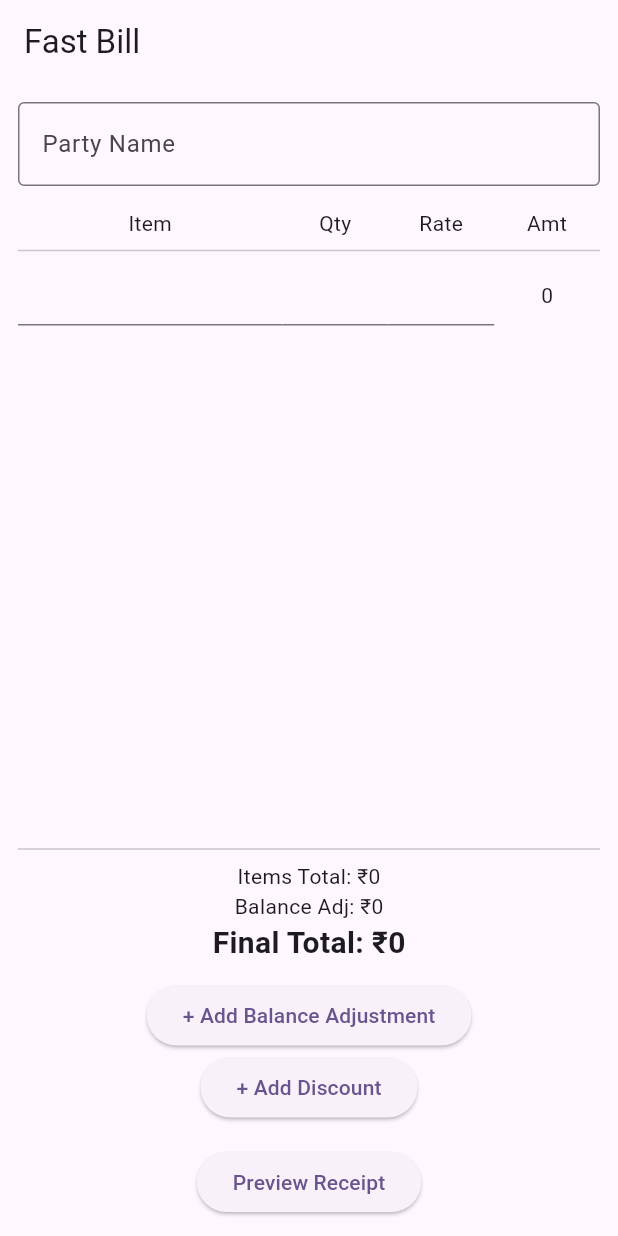
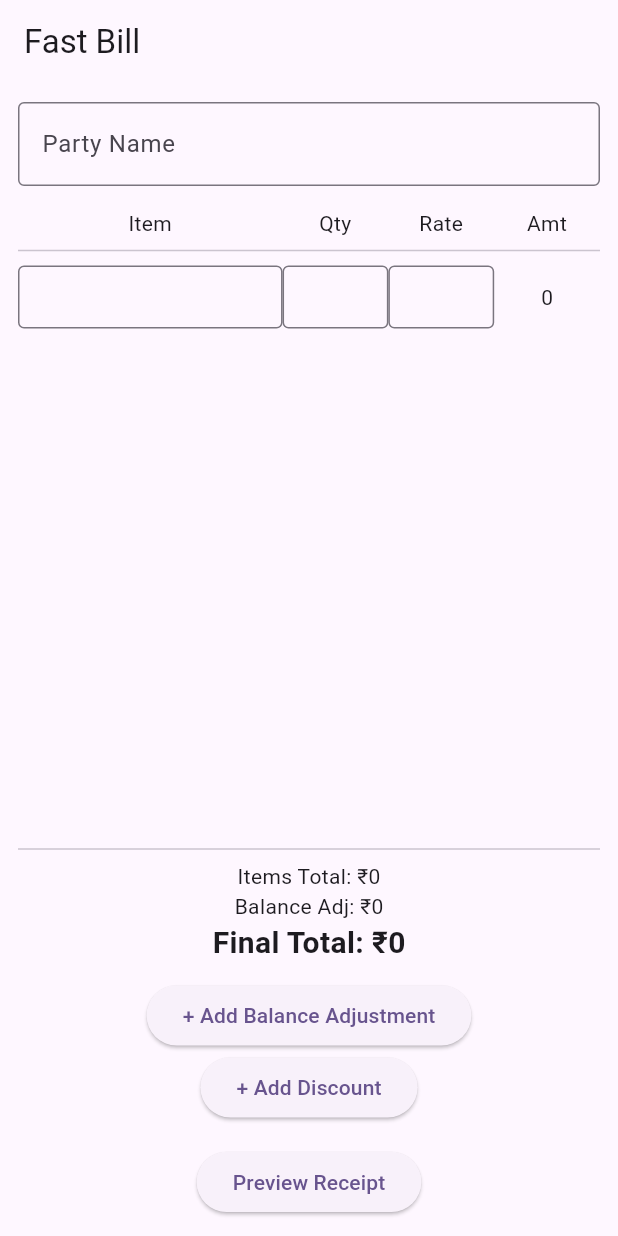
Before and after one commit to sukriti-8/Shopbill, a Flutter app: the FastBillScreen screen opened directly, on a phone screen of 412 x 824 dp. Run offline on Flutter 3.47's test engine with Material 3 defaults, Android fonts, the phone set to English and light mode, and no system bars; our stand-ins replace hive_flutter, shared_preferences; missing offline and left inert: print_bluetooth_thermal; accounts and stored records are empty.

Commit message:
chnaged the layout of fast bill

```diff
--- a/lib/screens/fast_bill_screen.dart
+++ b/lib/screens/fast_bill_screen.dart
@@ -120,14 +120,17 @@ double discountPercent = 0;
 
                         Expanded(
                           flex: 5,
+                          child: SizedBox(
+                            height: 42,
                             child: TextField(
                               focusNode: itemFocusNodes[index],
                               textInputAction: TextInputAction.next,
                               decoration: const InputDecoration(
+                                border: OutlineInputBorder(),
                                 isDense: true,
                                 contentPadding: EdgeInsets.symmetric(
                                   horizontal: 8,
-                                vertical: 8,
+                                  vertical: 10,
                                 ),
                               ),
                               onSubmitted: (_) {
@@ -140,18 +143,22 @@ double discountPercent = 0;
                               },
                             ),
                           ),
+                        ),
 
                         Expanded(
                           flex: 2,
+                          child: SizedBox(
+                            height: 42,
                             child: TextField(
                               focusNode: qtyFocusNodes[index],
                               textInputAction: TextInputAction.next,
                               keyboardType: TextInputType.number,
                               decoration: const InputDecoration(
+                                border: OutlineInputBorder(),
                                 isDense: true,
                                 contentPadding: EdgeInsets.symmetric(
                                   horizontal: 8,
-                                vertical: 8,
+                                  vertical: 10,
                                 ),
                               ),
                               onSubmitted: (_) {
@@ -161,55 +168,61 @@ double discountPercent = 0;
                               },
                               onChanged: (value) {
                                 setState(() {
-                                rows[index].qty =
-                                    int.tryParse(value) ?? 0;
+                                  rows[index].qty = int.tryParse(value) ?? 0;
                                 });
                               },
+                            ),
                           ),
                         ),
 
                         Expanded(
                           flex: 2,
+                          child: SizedBox(
+                            height: 42,
                             child: TextField(
                               focusNode: rateFocusNodes[index],
                               textInputAction: TextInputAction.next,
                               keyboardType: TextInputType.number,
                               decoration: const InputDecoration(
+                                border: OutlineInputBorder(),
                                 isDense: true,
                                 contentPadding: EdgeInsets.symmetric(
                                   horizontal: 8,
-                                vertical: 8,
+                                  vertical: 10,
                                 ),
                               ),
-                            onChanged: (value) {
+                              onSubmitted: (_) {
+                                if (index == rows.length - 1) {
                                   setState(() {
-                                rows[index].rate =
-                                    double.tryParse(value) ?? 0;
-
-                                if (
-                                    index == rows.length - 1 &&
-                                    rows[index].itemName.isNotEmpty) {
-                                  rows.add(FastBillRow());
+                                   rows.add(
+                                    FastBillRow(
+                                      itemName: '',
+                                      qty: 0,
+                                      rate: 0,
+                                    ),
+                                  );
 
                                     itemFocusNodes.add(FocusNode());
                                     qtyFocusNodes.add(FocusNode());
                                     rateFocusNodes.add(FocusNode());
-                                }
                                   });
-                            },
-                            onSubmitted: (_) {
+
                                   Future.delayed(
                                     const Duration(milliseconds: 100),
                                     () {
-                                  if (index + 1 <
-                                      itemFocusNodes.length) {
                                       FocusScope.of(context).requestFocus(
-                                      itemFocusNodes[index + 1],
+                                        itemFocusNodes.last,
+                                      );
+                                    },
                                   );
                                 }
                               },
-                              );
+                              onChanged: (value) {
+                                setState(() {
+                                  rows[index].rate = double.tryParse(value) ?? 0;
+                                });
                               },
+                            ),
                           ),
                         ),
 
```
Lines whose indentation alone changed are shown as unchanged.
